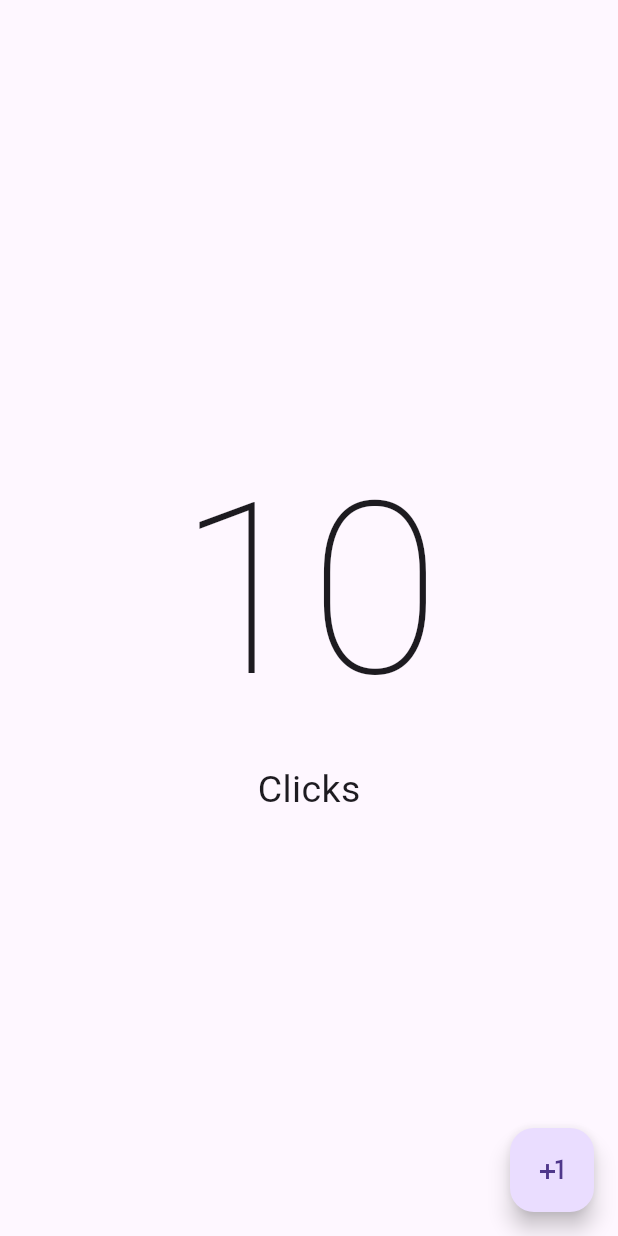
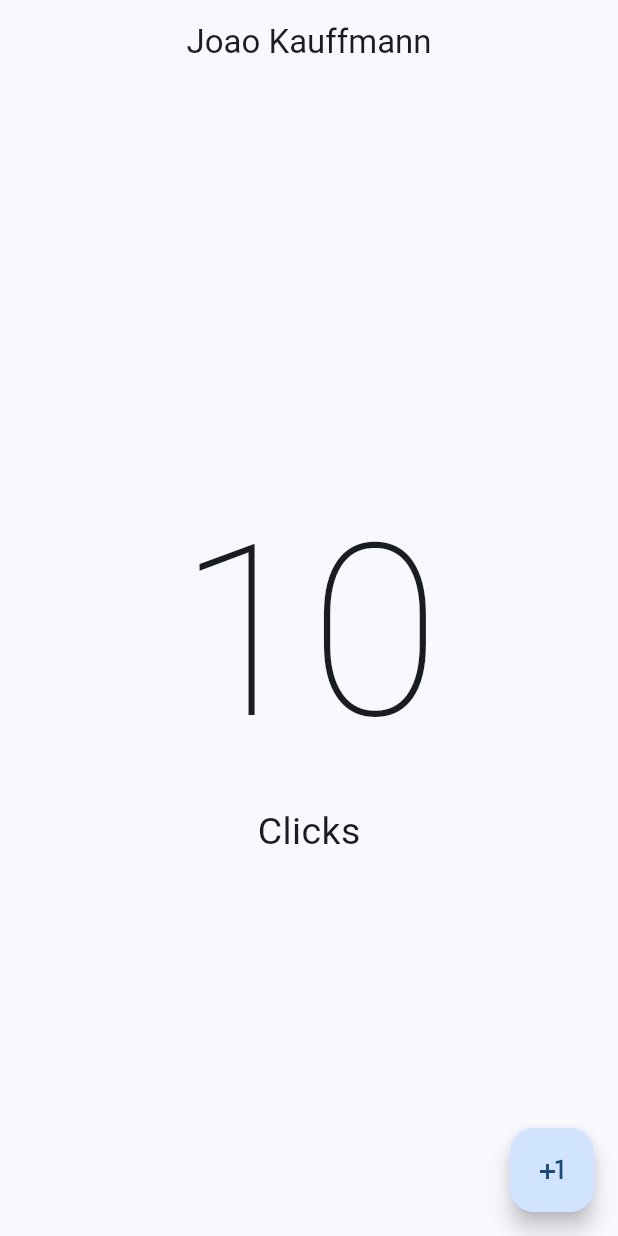
Before and after one commit to kevin-lucas07/material_course, a Flutter app: the screen it shows after launch, on a phone screen of 412 x 824 dp. Run offline on Flutter 3.47's test engine with Material 3 defaults, Android fonts, the phone set to English and light mode, and no system bars.

Commit message:
useMaterial3, colorschemeSeed

```diff
--- a/flutter_projects/hello_word_app/lib/main.dart
+++ b/flutter_projects/hello_word_app/lib/main.dart
@@ -11,9 +11,13 @@ class MyApp extends StatelessWidget{
 
   @override
   Widget build(BuildContext context) {
-    return const MaterialApp(
+    return  MaterialApp(
       debugShowCheckedModeBanner: false,
-      home: CounterScreen()
+      theme: ThemeData(
+        useMaterial3: true,
+        colorSchemeSeed: Colors.blue
+      ),
+      home: const CounterScreen()
     );
   }
 }
--- a/flutter_projects/hello_word_app/lib/presentation/screens/counter/counter_screen.dart
+++ b/flutter_projects/hello_word_app/lib/presentation/screens/counter/counter_screen.dart
@@ -6,12 +6,25 @@ class CounterScreen extends StatelessWidget {
   @override
   Widget build(BuildContext context) {
     return Scaffold(
+      appBar: AppBar(
+        title: const Text(
+          'Joao Kauffmann',
+        ),
+        centerTitle: true,
+      ),
       body: const Center(
         child: Column(
           mainAxisAlignment: MainAxisAlignment.center,
           children: [
-            Text('10', style: TextStyle(fontSize: 160, fontWeight: FontWeight.w100),),
-            Text('Clicks', style: TextStyle(fontSize: 25),)],
+            Text(
+              '10',
+              style: TextStyle(fontSize: 160, fontWeight: FontWeight.w100),
+            ),
+            Text(
+              'Clicks',
+              style: TextStyle(fontSize: 25),
+            )
+          ],
         ),
       ),
       floatingActionButton: FloatingActionButton(
```
